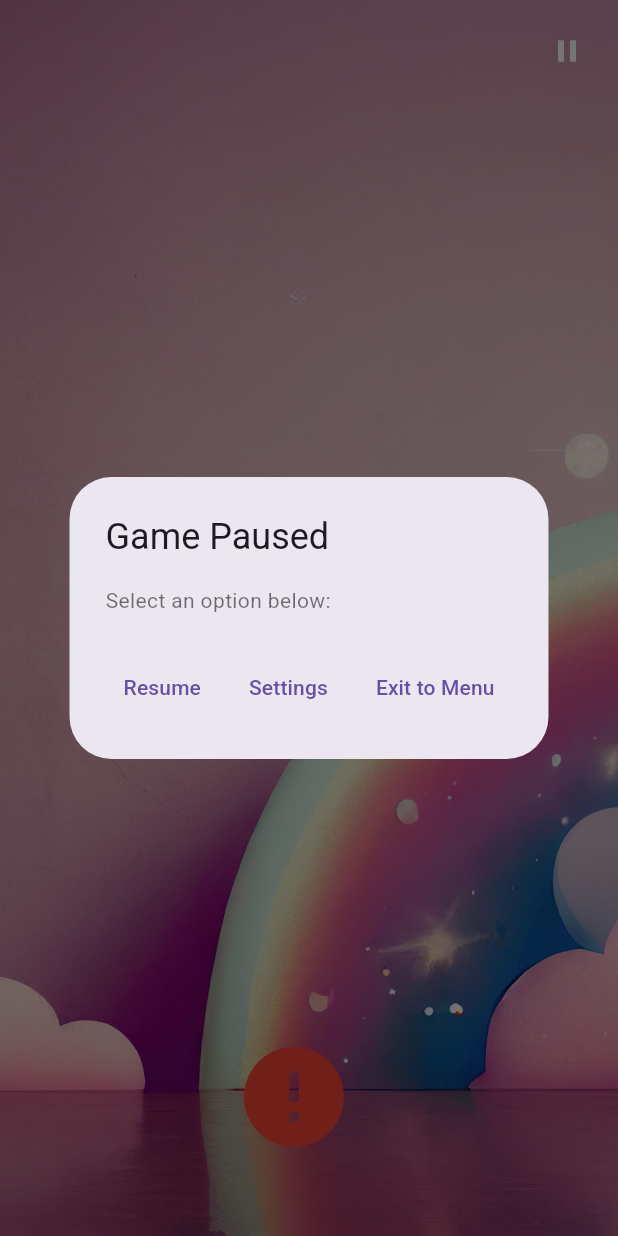
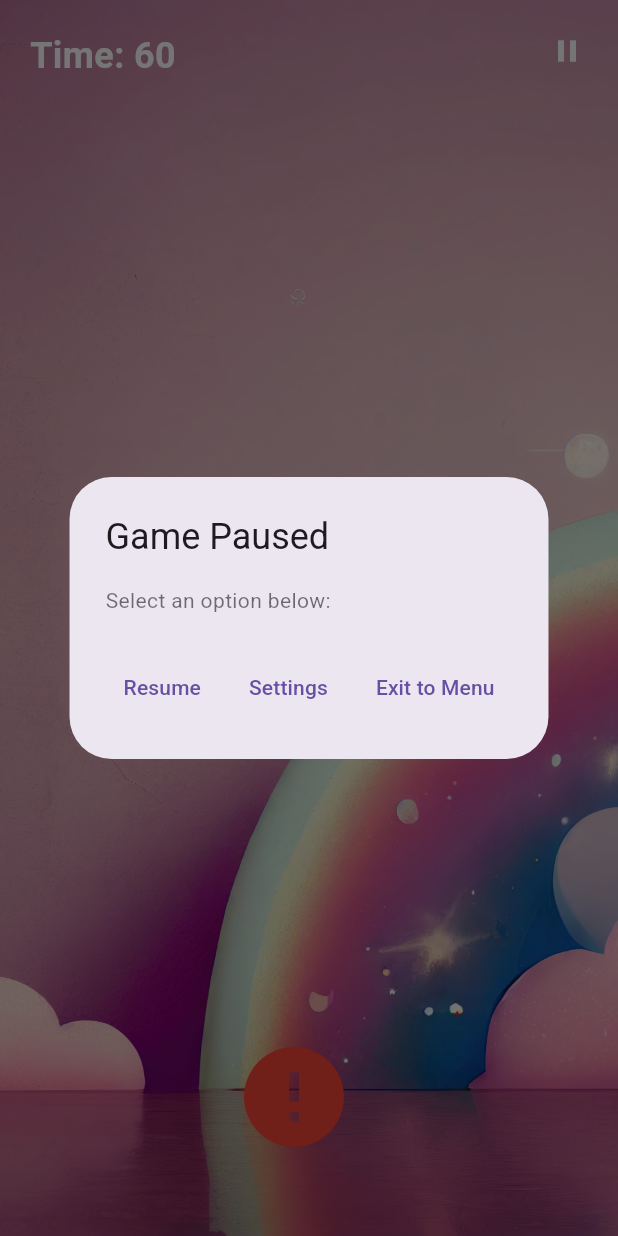
Before and after one commit to creekcred/yum_sour_candy_game, a Flutter app: the GameplayScreen screen opened by its route, after a tap on the "pause" icon, on a phone screen of 412 x 824 dp. Run offline on Flutter 3.47's test engine with Material 3 defaults, Android fonts, the light colour scheme and no system bars; our stand-ins replace flutter_native_splash, shared_preferences; accounts and stored records are empty.

Commit message:
commit updates to game_state.dart

```diff
--- a/lib/components/basket/basket_widget.dart
+++ b/lib/components/basket/basket_widget.dart
@@ -6,8 +6,8 @@
   final int basketLevel;
   final double basketX;
   final double basketY;
-  final Function(double, double) onMove; // ✅ Updated to support X and Y movement
-  final Function(String) onCatchItem; // ✅ Handles collisions with items (e.g., candies, power-ups)
+  final Function(double, double) onMove; // ✅ Supports X and Y movement
+  final Function(String) onCatchItem; // ✅ Handles collisions with items (candies, power-ups)
 
   const BasketWidget({
     super.key,
@@ -24,50 +24,51 @@
 
 class BasketWidgetState extends State<BasketWidget> {
   late String basketImage;
-  late FocusNode _focusNode;
+  final FocusNode _focusNode = FocusNode(); // ✅ FocusNode for Keyboard Input
 
   @override
   void initState() {
     super.initState();
-    _focusNode = FocusNode();
     _loadBasketImage();
-    _focusNode.requestFocus(); // ✅ Request focus for keyboard input
+    _focusNode.requestFocus(); // ✅ Ensures keyboard input is detected
   }
 
   @override
   void didUpdateWidget(BasketWidget oldWidget) {
     super.didUpdateWidget(oldWidget);
     if (oldWidget.basketLevel != widget.basketLevel) {
-      _loadBasketImage(); // Reload image if basket level changes
+      _loadBasketImage(); // Reload image when basket level changes
     }
   }
 
   @override
   void dispose() {
-    _focusNode.dispose(); // ✅ Dispose the FocusNode
+    _focusNode.dispose(); // ✅ Prevents memory leaks
     super.dispose();
   }
 
-  /// 🎭 **Load Basket Image Based on Level**
+  /// **🎭 Load Basket Image Based on Level**
   Future<void> _loadBasketImage() async {
     try {
       basketImage = await ThemeManager.getAssetPath(
-        "basket",
-        "level_${widget.basketLevel}_basic_basket.png", // Updated path
+        "themes/default/basket", // ✅ Corrected path
+        "basic_basket.png", // ✅ Uses correct image name
       );
-      if (mounted) setState(() {});
+      if (mounted) setState(() {}); // ✅ Updates UI
     } catch (e) {
-      debugPrint("Error loading basket image: $e");
-      if (mounted) setState(() {
-        basketImage = "assets/placeholder.png"; // Fallback to a placeholder image
-      });
+      debugPrint("⚠️ Error loading basket image: $e");
+      if (mounted) {
+        setState(() {
+          basketImage = "assets/placeholder.png"; // Fallback image
+        });
+      }
     }
   }
 
-  /// 🎮 **Keyboard Controls (Arrow Keys)**
+  /// **🎮 Handle Keyboard Controls (Arrow Keys)**
   void _handleKey(RawKeyEvent event) {
     if (event is RawKeyDownEvent) {
-      double moveAmount = 0.02; // Adjust movement speed as needed
+      double moveAmount = 0.02; // 🔹 Adjust movement speed
 
       switch (event.logicalKey) {
         case LogicalKeyboardKey.arrowLeft:
@@ -92,13 +93,13 @@
       left: MediaQuery.of(context).size.width * widget.basketX - 50,
       top: MediaQuery.of(context).size.height * widget.basketY - 50,
       child: RawKeyboardListener(
-        focusNode: _focusNode,
+        focusNode: _focusNode, // ✅ Captures Keyboard Input
         onKey: _handleKey,
         child: GestureDetector(
           onPanUpdate: (details) {
             double dx = details.delta.dx / MediaQuery.of(context).size.width;
             double dy = details.delta.dy / MediaQuery.of(context).size.height;
-            widget.onMove(dx, dy); // Move based on touch drag
+            widget.onMove(dx, dy); // ✅ Moves Basket based on Touch Drag
           },
           child: basketImage.isNotEmpty
               ? Image.asset(
@@ -109,7 +110,7 @@
               return const Icon(Icons.error, size: 80, color: Colors.red);
             },
           )
-              : const Icon(Icons.error, size: 80, color: Colors.red), // Fallback for missing image
+              : const Icon(Icons.error, size: 80, color: Colors.red), // ❌ Fallback if missing
         ),
       ),
     );
--- a/lib/screens/gameplay_screen.dart
+++ b/lib/screens/gameplay_screen.dart
@@ -75,6 +75,24 @@
                     },
                   ),
 
+// ⏱️ **Game Timer Display**
+                  Positioned(
+                    top: 20, // Adjust position as needed
+                    left: 20, // Adjust position as needed
+                    child: Consumer<GameState>(
+                      builder: (context, gameState, child) {
+                        return Text(
+                          "Time: ${gameState.timeLeft}",
+                          style: const TextStyle(
+                            fontSize: 24,
+                            fontWeight: FontWeight.bold,
+                            color: Colors.white,
+                          ),
+                        );
+                      },
+                    ),
+                  ),
+
                   // ⏸ **Pause Button (Top-Right)**
                   Positioned(
                     top: 10,
--- a/lib/state/game_state.dart
+++ b/lib/state/game_state.dart
@@ -95,7 +95,7 @@
   /// 🎮 **Start Game Timer**
   void startGameTimer() {
     gameTimer?.cancel();
-    gameTimer = Timer.periodic(const Duration(milliseconds: 50), (timer) {
+    gameTimer = Timer.periodic(const Duration(seconds: 60), (timer) {
       if (isPaused) return;
       if (timeLeft > 0) {
         if (timeLeft % 20 == 0) {
@@ -103,7 +103,7 @@
         }
         updateFallingItems();
         timeLeft--;
-        notifyListeners();
+        notifyListeners(); // Ensure UI updates
       } else {
         timer.cancel();
         _showGameOver();
--- a/pubspec.yaml
+++ b/pubspec.yaml
@@ -18,7 +18,7 @@
   flutter_native_splash: ^2.3.1
 
   # ✅ Localization & Date Formatting
-  intl: ^0.18.1  # ✅ Fix `DateFormat` Error
+  intl: ^0.20.2  # ✅ Fix `DateFormat` Error
 
 dev_dependencies:
   flutter_test:
@@ -32,6 +32,7 @@
     - assets/splash/logo.png
     - assets/backgrounds/gameplay_background.png
     - assets/backgrounds/menu_background.png
+    - assets/sprites/themes/default/basket/
     - assets/ui/buttons/
     - assets/ui/overlays/
 
```
Also changed, not shown: pubspec.lock.
